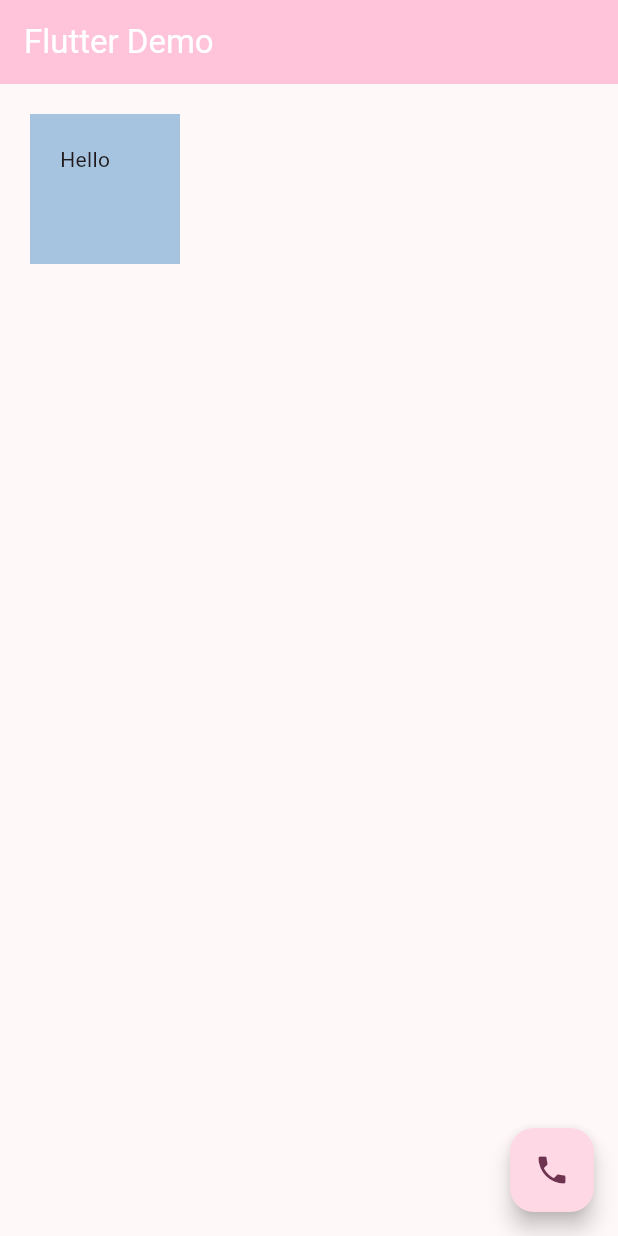
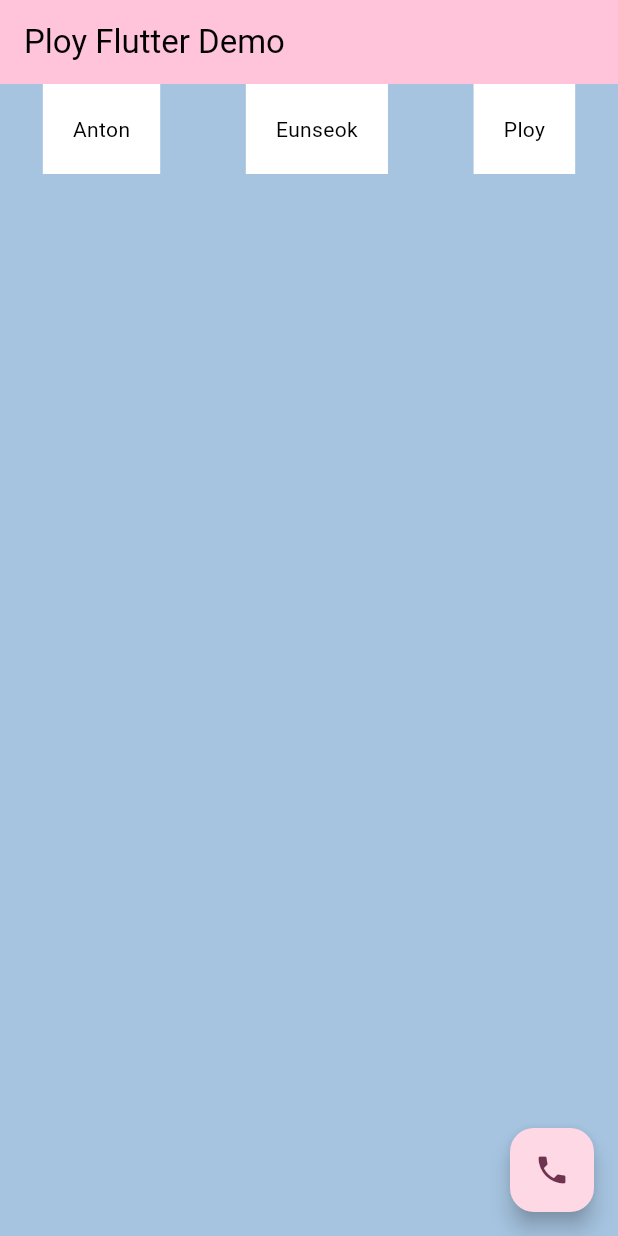
Before and after one commit to sspacemar/demoproject, a Flutter app: the screen it shows after launch, on a phone screen of 412 x 824 dp. Run offline on Flutter 3.47's test engine with Material 3 defaults, Android fonts, the phone set to English and light mode, and no system bars.

Commit message:
commit 2

```diff
--- a/lib/main.dart
+++ b/lib/main.dart
@@ -11,7 +11,8 @@ class MyApp extends StatelessWidget {
   @override
   Widget build(BuildContext context) {
     return MaterialApp(
-      title: 'Ploy Flutter Demo',
+      title: 'Flutter Demo',
+      debugShowCheckedModeBanner: false,
       theme: ThemeData(
         colorScheme: ColorScheme.fromSeed(
             seedColor: const Color.fromARGB(255, 255, 195, 218)),
@@ -19,21 +20,40 @@ class MyApp extends StatelessWidget {
       ),
 
       home: Scaffold(
+        backgroundColor: const Color.fromARGB(255, 166, 196, 224),
         appBar: AppBar(
           title: const Text(
-            'Flutter Demo',
-            style: TextStyle(color: Colors.white),
+            'Ploy Flutter Demo',
+            style: TextStyle(color: Color.fromARGB(255, 0, 0, 0)),
           ),
           backgroundColor: const Color.fromARGB(255, 255, 195, 218),
         ),
-        body: Container(
-            height: 100,
-            width: 100,
-            color: const Color.fromARGB(255, 166, 196, 224),
-            padding: const EdgeInsets.all(20),
-            margin: const EdgeInsets.all(20),
-            child: const Text('Hello')
-        ),
+        body: Row(mainAxisAlignment: MainAxisAlignment.spaceAround, children: [
+          Container(
+              padding: const EdgeInsets.all(20),
+              color: Colors.white,
+              child:
+                  const Text("Anton", style: TextStyle(color: Colors.black))),
+          Container(
+              padding: const EdgeInsets.all(20),
+              color: Colors.white,
+              child:
+                  const Text("Eunseok", style: TextStyle(color: Colors.black))),
+          Container(
+              padding: const EdgeInsets.all(20),
+              color: Colors.white,
+              child: const Text("Ploy", style: TextStyle(color: Colors.black))),
+        ]),
+        //Container(
+        //height: 100,
+        //width: 100,
+        //decoration: BoxDecoration(
+        //color: const Color.fromARGB(255, 255, 255, 255),
+        //borderRadius: BorderRadius.circular(20),
+        //),
+        //padding: const EdgeInsets.all(20),
+        //margin: const EdgeInsets.all(20),
+        //child: const Text('Hello')),
         floatingActionButton: FloatingActionButton(
           onPressed: () {
             print("Hello");
```
